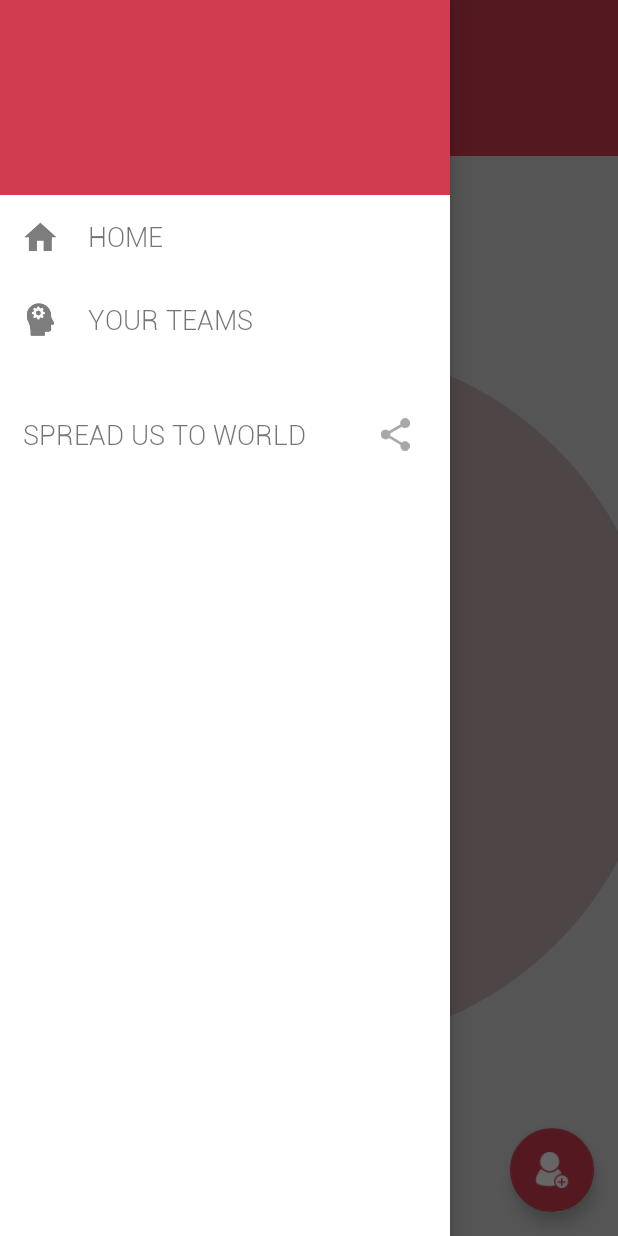
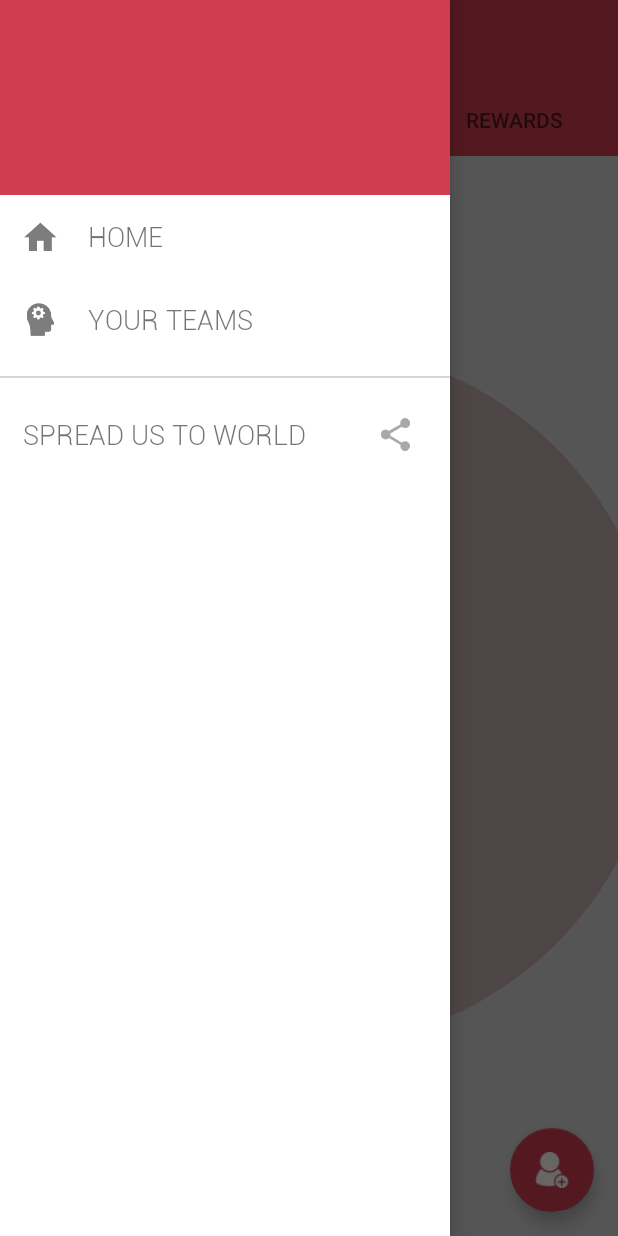
Before and after one commit to nbansal1111/SocialEvening, an Android app: the HomeFragment screen opened directly, with no data from a screen before it, with the side drawer open, on a phone screen of 412 x 824 dp. Run offline under Robolectric (Android 15) with nearby library versions, the phone set to English and light mode, and no system bars; our stand-ins replace Picasso; libraries missing offline, so code that uses them is left out: com.parse; pictures from the network do not load; 15 statements that could not run were skipped.

Commit message:
Commtted Final Code

```diff
--- a/app/src/main/AndroidManifest.xml
+++ b/app/src/main/AndroidManifest.xml
@@ -37,6 +37,7 @@
         <activity
             android:name=".activity.LoginScreen"
             android:label="@string/app_name"
+            android:windowSoftInputMode="stateAlwaysHidden"
             android:screenOrientation="portrait">
             <intent-filter>
                 <action android:name="android.intent.action.MAIN" />
--- a/app/src/main/java/com/project/socialevening/AppController.java
+++ b/app/src/main/java/com/project/socialevening/AppController.java
@@ -12,6 +12,7 @@ import com.parse.ParsePush;
 import com.project.socialevening.utility.AppConstants;
 import com.project.socialevening.utility.Logger;
 import com.project.socialevening.utility.Preferences;
+import com.project.socialevening.utility.Util;
 
 import java.security.MessageDigest;
 import java.security.NoSuchAlgorithmException;
@@ -30,6 +31,7 @@ public class AppController extends Application {
         Parse.initialize(this, AppConstants.PARSE_APP_ID, AppConstants.PARSE_CLIENT_ID);
         FacebookSdk.sdkInitialize(this);
         printKeyHash();
+        Util.saveAppLink();
     }
 
     public static AppController getInstance() {
--- a/app/src/main/java/com/project/socialevening/activity/CreateTeamActivity.java
+++ b/app/src/main/java/com/project/socialevening/activity/CreateTeamActivity.java
@@ -162,6 +162,7 @@ public class CreateTeamActivity extends BaseActivity {
                 Bundle b = new Bundle();
                 b.putString(AppConstants.BUNDLE_KEYS.TEAM_ID, team.getObjectId());
                 FragmentContainer.startActivity(this, AppConstants.FRAGMENT_TYPE.ADD_TEAM_MATE, b);
+                finish();
                 break;
             case AppConstants.TASK_CODES.SAVE_PARSE_FILE:
                 ParseFile file = (ParseFile) params[0];
--- a/app/src/main/java/com/project/socialevening/activity/HomeActivity.java
+++ b/app/src/main/java/com/project/socialevening/activity/HomeActivity.java
@@ -36,6 +36,8 @@ public class HomeActivity extends BaseActivity {
         getSupportFragmentManager().beginTransaction().replace(R.id.nav_view, new DrawerFragment()).commit();
         getSupportFragmentManager().beginTransaction().replace(R.id.frame_home, new HomeFragment()).commit();
     }
+
+
 
 
     private BaseFragment getFragment(int fragmentType) {
--- a/app/src/main/java/com/project/socialevening/activity/LoginScreen.java
+++ b/app/src/main/java/com/project/socialevening/activity/LoginScreen.java
@@ -167,6 +167,7 @@ public class LoginScreen extends BaseActivity {
                 hideProgressBar();
                 if (e == null) {
                     // Hooray! Let them use the app now.
+                    Util.saveAppLink();
                     Preferences.saveData(Preferences.LOGIN_KEY, true);
                     startNextActivity(HomeActivity.class);
                     finish();
--- a/app/src/main/java/com/project/socialevening/fragments/DrawerFragment.java
+++ b/app/src/main/java/com/project/socialevening/fragments/DrawerFragment.java
@@ -9,6 +9,8 @@ import com.parse.ParseUser;
 import com.project.socialevening.R;
 import com.project.socialevening.activity.HomeActivity;
 import com.project.socialevening.utility.AppConstants;
+import com.project.socialevening.utility.Preferences;
+import com.project.socialevening.utility.Util;
 
 public class DrawerFragment extends BaseFragment {
 
@@ -17,8 +19,10 @@ public class DrawerFragment extends BaseFragment {
 
     @Override
     public void initViews() {
+        Util.saveAppLink();
         act = (HomeActivity) getActivity();
-        location = (TextView) findView(R.id.tv_mobileNumber);
+        location = (TextView) findView(R.id.tv_name);
+        setText(R.id.tv_email, ParseUser.getCurrentUser().getEmail() + "");
         location.setText(ParseUser.getCurrentUser().getUsername());
         location.setOnClickListener(new View.OnClickListener() {
 
@@ -27,7 +31,7 @@ public class DrawerFragment extends BaseFragment {
                 act.closeDrawer();
             }
         });
-        setOnClickListener(R.id.ll_home, R.id.ll_teams);
+        setOnClickListener(R.id.ll_home, R.id.ll_teams, R.id.rl_spread);
 
     }
 
@@ -42,6 +46,10 @@ public class DrawerFragment extends BaseFragment {
                 act.onDrawerItemClicked(AppConstants.FRAGMENT_TYPE.MY_TEAMS);
                 break;
 
+            case R.id.rl_spread:
+                shareApp();
+                break;
+
             default:
                 break;
         }
@@ -50,11 +58,15 @@ public class DrawerFragment extends BaseFragment {
     final String appPackageName = "com.project.socialevening";
 
     private void shareApp() {
-        Intent intent = new Intent(Intent.ACTION_VIEW);
-        intent.setData(Uri
-                .parse("https://play.google.com/store/apps/developer?id="
-                        + appPackageName));
-        startActivity(intent);
+
+        Intent i = new Intent(android.content.Intent.ACTION_SEND);
+        i.setType("text/plain");
+        i.putExtra(android.content.Intent.EXTRA_TEXT, "Download Social Evening app -- " + Preferences.getAppLink());
+//        Intent intent = new Intent(Intent.ACTION_VIEW);
+//        intent.setData(Uri
+//                .parse("https://play.google.com/store/apps/developer?id="
+//                        + appPackageName));
+        startActivity(i);
     }
 
     private void launchMarketToRateApp() {
--- a/app/src/main/java/com/project/socialevening/fragments/HomeFragment.java
+++ b/app/src/main/java/com/project/socialevening/fragments/HomeFragment.java
@@ -18,7 +18,7 @@ import java.util.List;
 /**
  * Created by nitin on 29/10/15.
  */
-public class HomeFragment extends BaseFragment implements CustomPagerAdapter.PagerAdapterInterface<String> {
+public class HomeFragment extends BaseFragment implements CustomPagerAdapter.PagerAdapterInterface<String>, TabLayout.OnTabSelectedListener {
     private ViewPager pager;
     private TabLayout tabLayout;
     private List<String> tabNames = new ArrayList<>();
@@ -33,6 +33,8 @@ public class HomeFragment extends BaseFragment implements CustomPagerAdapter.Pag
         adapter = new CustomPagerAdapter<>(getChildFragmentManager(), tabNames, this);
         pager.setAdapter(adapter);
         tabLayout.setupWithViewPager(pager);
+        pager.setOffscreenPageLimit(3);
+        tabLayout.setOnTabSelectedListener(this);
         setOnClickListener(R.id.fab);
     }
 
@@ -83,4 +85,19 @@ public class HomeFragment extends BaseFragment implements CustomPagerAdapter.Pag
     protected int getHomeIcon() {
         return R.drawable.drawer_icon;
     }
+
+    @Override
+    public void onTabSelected(TabLayout.Tab tab) {
+        pager.setCurrentItem(tab.getPosition(), true);
+    }
+
+    @Override
+    public void onTabUnselected(TabLayout.Tab tab) {
+
+    }
+
+    @Override
+    public void onTabReselected(TabLayout.Tab tab) {
+
+    }
 }
--- a/app/src/main/java/com/project/socialevening/fragments/TaskFragment.java
+++ b/app/src/main/java/com/project/socialevening/fragments/TaskFragment.java
@@ -62,7 +62,7 @@ public class TaskFragment extends Fragment {
         super.onCreate(savedInstanceState);
 
         // Retain this fragment across configuration changes.
-        setRetainInstance(true);
+//        setRetainInstance(true);
         asyncTaskListener = (AsyncTaskListener) getActivity();
         // Create and execute the background task.
 
--- a/app/src/main/java/com/project/socialevening/utility/AppConstants.java
+++ b/app/src/main/java/com/project/socialevening/utility/AppConstants.java
@@ -17,7 +17,9 @@ public interface AppConstants {
     String PARSE_APP_ID = "t5e3EmTY3TxXVEYa2iDSE4cBtSI4UliMlygphyY2";
     String PARSE_CLIENT_ID = "FxXZFSlCCW4UmbIUZljxawZbJSDZRScW9hBa29Kw";
     String PARSE_REST_ID = "sSLcaJLv5gPTvbz73ryCNztPkRgwkxM9Fl8yWGmQ";
-    String APP_LINK = "test message from nitin bansal";
+    String APP_LINK = "https://drive.google.com/file/d/0B8wKJnD6sONHeXlUbm5pOTk4dGM/view?usp=sharing";
+
+    String APP_DOWNLOAD_MESSAGE = "Download social evening to grow your social network. Download it from ";
 
     public static interface PARAMS {
         String TEAM = "TEAM";
@@ -110,6 +112,8 @@ public interface AppConstants {
         String SOCIAL_LOGIN = "socialLogin";
         String SUBMITTED_PROJECT_TIMESTAMP = "submittedProjectTimestamp";
         String CHALLENGE_COUNT = "challengeCount";
+        String APP_LINK = "appLink";
+        String IS_APP_LINK_SAVED = "isAppLinkSaved";
     }
 
     public static interface BUNDLE_KEYS {
--- a/app/src/main/java/com/project/socialevening/utility/Util.java
+++ b/app/src/main/java/com/project/socialevening/utility/Util.java
@@ -31,6 +31,10 @@ import android.widget.ImageView;
 import android.widget.TextView;
 import android.widget.Toast;
 
+import com.parse.FindCallback;
+import com.parse.ParseException;
+import com.parse.ParseObject;
+import com.parse.ParseQuery;
 import com.project.socialevening.activity.CreateTeamActivity;
 import com.squareup.picasso.Callback;
 import com.squareup.picasso.Picasso;
@@ -45,6 +49,7 @@ import java.io.InputStream;
 import java.io.InputStreamReader;
 import java.text.SimpleDateFormat;
 import java.util.Date;
+import java.util.List;
 import java.util.Random;
 import java.util.regex.Pattern;
 
@@ -419,11 +424,11 @@ public class Util {
             // set crop properties
             cropIntent.putExtra("crop", "true");
             // indicate aspect of desired crop
-            cropIntent.putExtra("aspectX", 2);
+            cropIntent.putExtra("aspectX", 1);
             cropIntent.putExtra("aspectY", 1);
             // indicate <span id="IL_AD11" class="IL_AD">output</span> X and Y
-            cropIntent.putExtra("outputX", 400);
-            cropIntent.putExtra("outputY", 400);
+            cropIntent.putExtra("outputX", 256);
+            cropIntent.putExtra("outputY", 256);
             // <span id="IL_AD5" class="IL_AD">retrieve data</span> on return
             cropIntent.putExtra("return-data", true);
             // start the activity - we handle returning in onActivityResult
@@ -490,5 +495,25 @@ public class Util {
         return null;
     }
 
+    public static void saveAppLink() {
+        if (!Preferences.getData(AppConstants.PREF_KEYS.IS_APP_LINK_SAVED, false)) {
+            ParseQuery<ParseObject> query = ParseQuery.getQuery("AppLink");
+            query.findInBackground(new FindCallback<ParseObject>() {
+                @Override
+                public void done(List<ParseObject> objects, ParseException e) {
+                    if (e != null) return;
+                    if (objects != null && objects.size() > 0) {
+                        String appLink = objects.get(0).getString(AppConstants.PREF_KEYS.APP_LINK);
+                        if (!TextUtils.isEmpty(appLink)) {
+                            Preferences.saveData(AppConstants.PREF_KEYS.APP_LINK, appLink);
+                            Preferences.saveData(AppConstants.PREF_KEYS.IS_APP_LINK_SAVED, true);
+                        }
+                    }
+                }
+
+            });
+        }
+    }
+
 
 }
--- a/app/src/main/res/layout/fragment_drawer.xml
+++ b/app/src/main/res/layout/fragment_drawer.xml
@@ -9,14 +9,19 @@
         android:layout_height="130dp"
         android:background="@color/color_discvr_done">
 
-        <TextView
-            android:id="@+id/tv_mobileNumber"
+        <com.project.socialevening.widgets.CustomFontTextView
+            android:id="@+id/tv_name"
             style="@style/tv_actionBar_Home"
-            android:layout_centerVertical="true"
-            android:layout_centerInParent="true"
-            android:minWidth="150dp"
-            android:padding="20dp"
-            android:textSize="18dp" />
+            android:layout_centerHorizontal="true"
+            android:layout_marginTop="30dp"
+            android:textSize="26dp" />
+
+        <com.project.socialevening.widgets.CustomFontTextView
+            android:id="@+id/tv_email"
+            style="@style/tv_actionBar_Home"
+            android:layout_below="@+id/tv_name"
+            android:layout_centerHorizontal="true"
+            android:textSize="20dp" />
     </RelativeLayout>
 
     <ScrollView style="@style/match_match">
@@ -57,6 +62,7 @@
 
             <View
                 style="@style/view_match_1"
+                android:background="@color/bg_gray"
                 android:layout_marginBottom="10dp"
                 android:layout_marginTop="10dp" />
 
--- a/app/src/main/res/layout/fragment_home.xml
+++ b/app/src/main/res/layout/fragment_home.xml
@@ -2,8 +2,8 @@
 <RelativeLayout xmlns:android="http://schemas.android.com/apk/res/android"
     xmlns:app="http://schemas.android.com/apk/res-auto"
     android:layout_width="match_parent"
+    android:layout_height="match_parent"
     android:background="@color/bg_gray"
-    android:layout_height="match_parent"
     android:orientation="vertical">
 
     <android.support.v7.widget.Toolbar
@@ -19,8 +19,9 @@
         android:layout_below="@+id/toolbar"
         android:background="@color/color_discvr_done"
         app:layout_collapseMode="parallax"
+        app:tabSelectedTextColor="@color/white"
         app:tabIndicatorColor="@color/white"
-        app:tabMode="scrollable" />
+        app:tabMode="fixed" />
 
     <android.support.v4.view.ViewPager
         android:id="@+id/viewpager"
--- a/app/src/main/res/values/colors.xml
+++ b/app/src/main/res/values/colors.xml
@@ -5,5 +5,6 @@
     <color name="light_gray">#e5e5e5</color>
     <color name="color_desc">#999999</color>
     <color name="bg_gray">#D5D5D5</color>
+    <color name="off_white">@color/bg_gray</color>
 
 </resources>
--- a/app/src/main/res/values/strings.xml
+++ b/app/src/main/res/values/strings.xml
@@ -6,10 +6,10 @@
     <string name="hint_team_name">Enter your team name</string>
     <string name="create_team">Create your team now</string>
     <string name="facebook_app_id">551038571720275</string>
-    <string name="hint_email">Enter your email</string>
-    <string name="hint_password">Enter your password</string>
+    <string name="hint_email">Enter your email*</string>
+    <string name="hint_password">Enter your password*</string>
     <string name="sign_in">Login</string>
-    <string name="hint_name">Enter your name</string>
+    <string name="hint_name">Enter your username*</string>
     <string name="spread_world">Spread us to world</string>
     <string name="your_teams">Your Teams</string>
     <string name="home">Home</string>
```
Also changed, not shown: app/src/main/java/com/project/socialevening/fragments/AddTeamMateFragment.java (+12 -2 lines), app/src/main/java/com/project/socialevening/utility/Preferences.java (+9 -0 lines), 1 other file.
